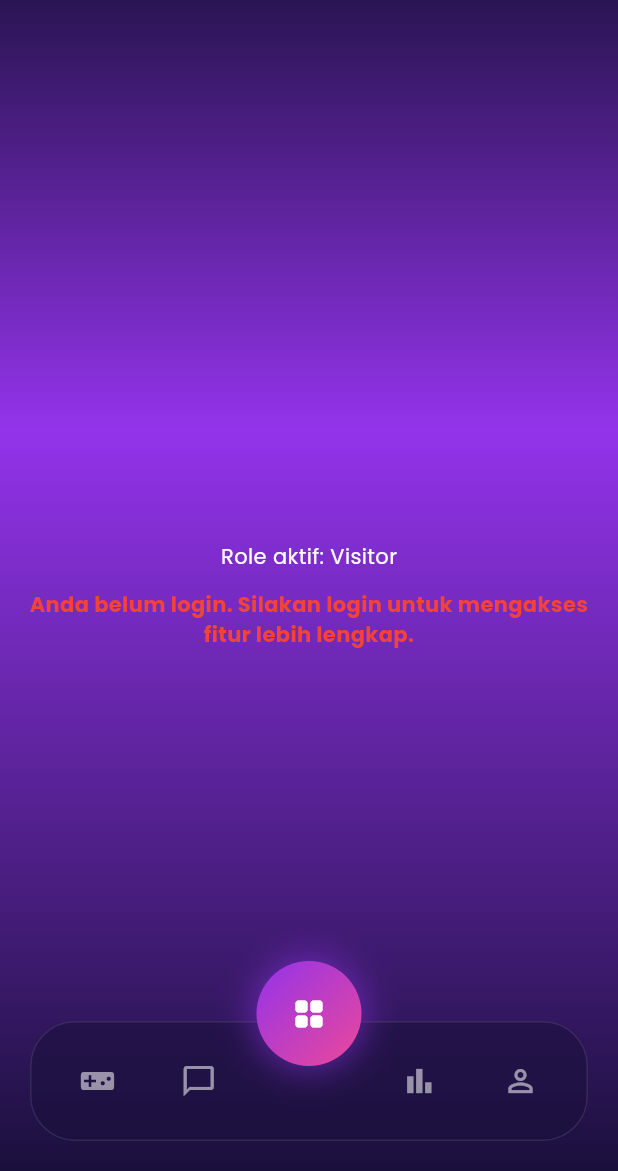
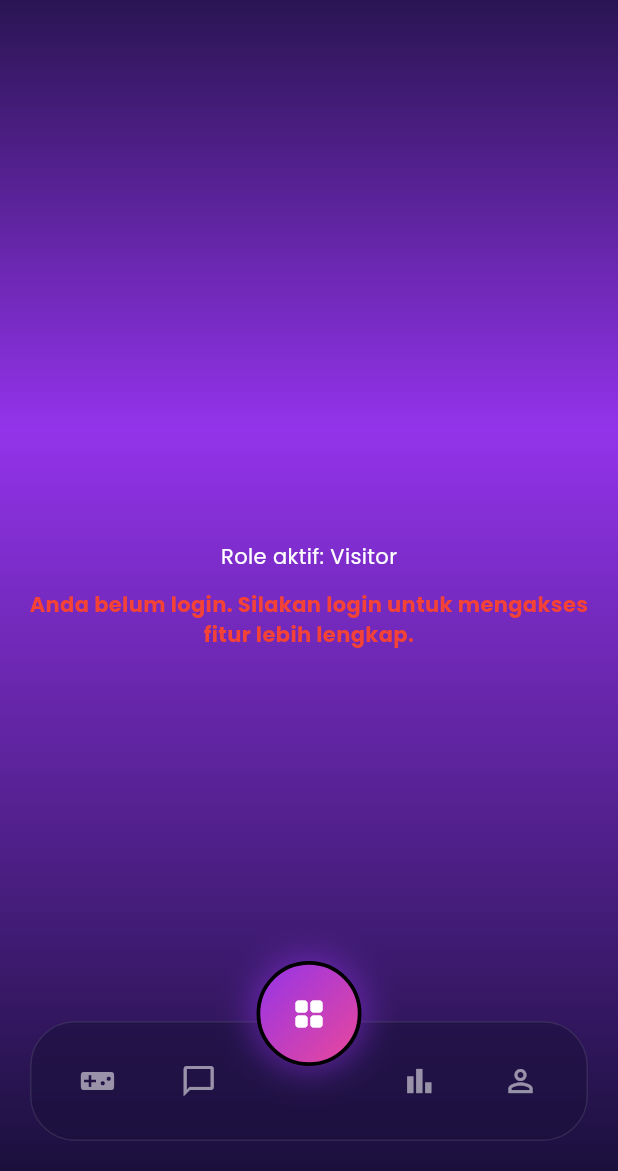
Before and after one commit to grassphobic-A07/arena-invicta-mobile, a Flutter app: the screen it shows after launch, on a phone screen of 412 x 824 dp, the part 65-1236 px from its top. Run offline on Flutter 3.47's test engine with Material 3 defaults, Android fonts, the phone set to English and light mode, and no system bars; our stand-ins replace google_fonts, internet_connection_checker_plus; missing offline and left inert: pbp_django_auth; accounts and stored records are empty.

```diff
--- a/lib/global/widgets/glass_bottom_nav.dart
+++ b/lib/global/widgets/glass_bottom_nav.dart
@@ -78,6 +78,10 @@ class GlassBottomNavBar extends StatelessWidget {
                     ArenaColor.dragonFruit,
                   ],
                 ),
+                border: Border.all(
+                  color: Colors.black,
+                  width: 2.5,
+                ),
                 boxShadow: [
                   BoxShadow(
                     color: ArenaColor.purpleX11.withOpacity(0.6),
```
